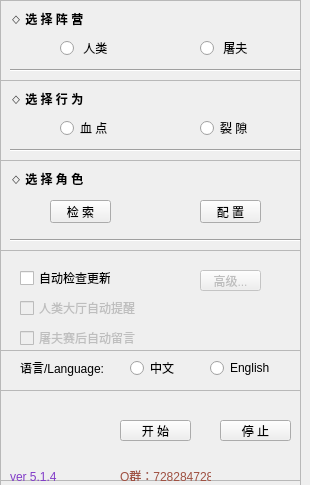
Qt form DBDAutoScriptUI.ui (maskrs/-) before a commit.
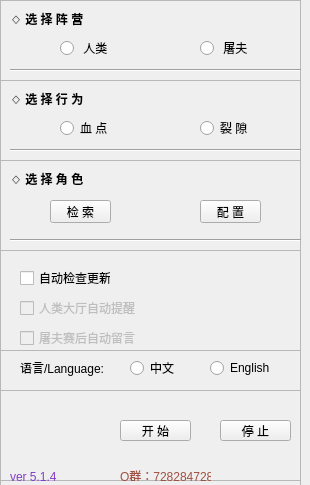
The same form after that commit. Icons and pictures are not drawn.

The edit to the form file:
```diff
--- a/DBDAutoScriptUI.ui
+++ b/DBDAutoScriptUI.ui
@@ -308,38 +308,6 @@
        <string>屠夫赛后自动留言</string>
       </property>
      </widget>
-     <widget class="QPushButton" name="pb_advanced">
-      <property name="enabled">
-       <bool>false</bool>
-      </property>
-      <property name="geometry">
-       <rect>
-        <x>200</x>
-        <y>20</y>
-        <width>61</width>
-        <height>21</height>
-       </rect>
-      </property>
-      <property name="sizePolicy">
-       <sizepolicy hsizetype="Minimum" vsizetype="Fixed">
-        <horstretch>0</horstretch>
-        <verstretch>0</verstretch>
-       </sizepolicy>
-      </property>
-      <property name="font">
-       <font>
-        <weight>50</weight>
-        <italic>false</italic>
-        <bold>false</bold>
-       </font>
-      </property>
-      <property name="text">
-       <string>高级...</string>
-      </property>
-      <property name="checkable">
-       <bool>false</bool>
-      </property>
-     </widget>
     </widget>
     <widget class="QFrame" name="frame_6">
      <property name="geometry">
```
